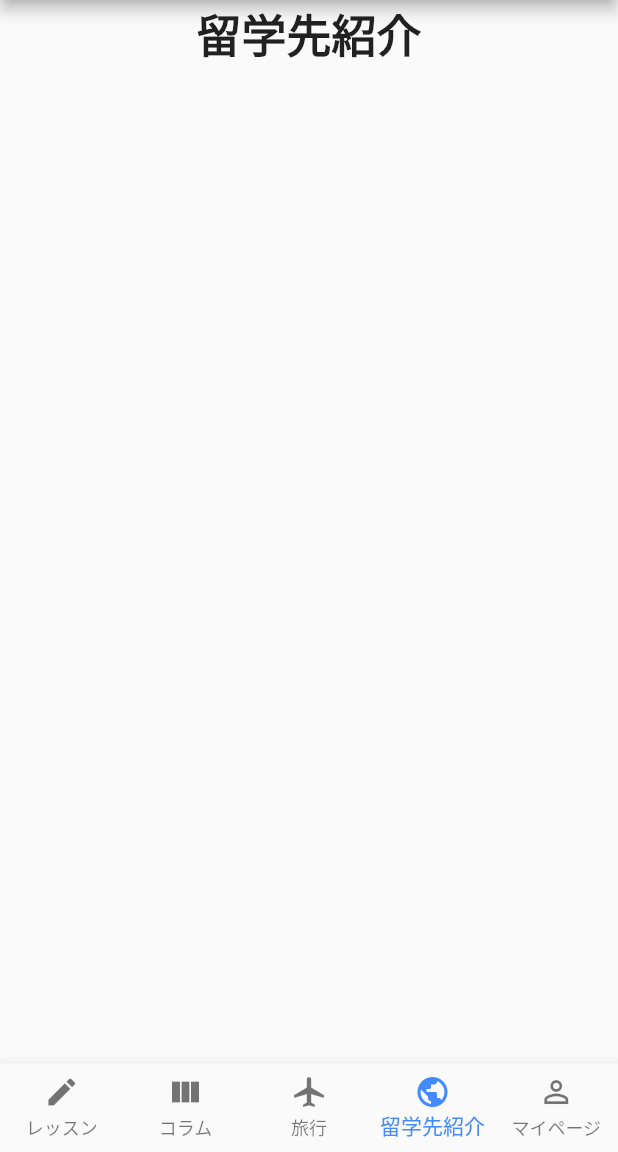
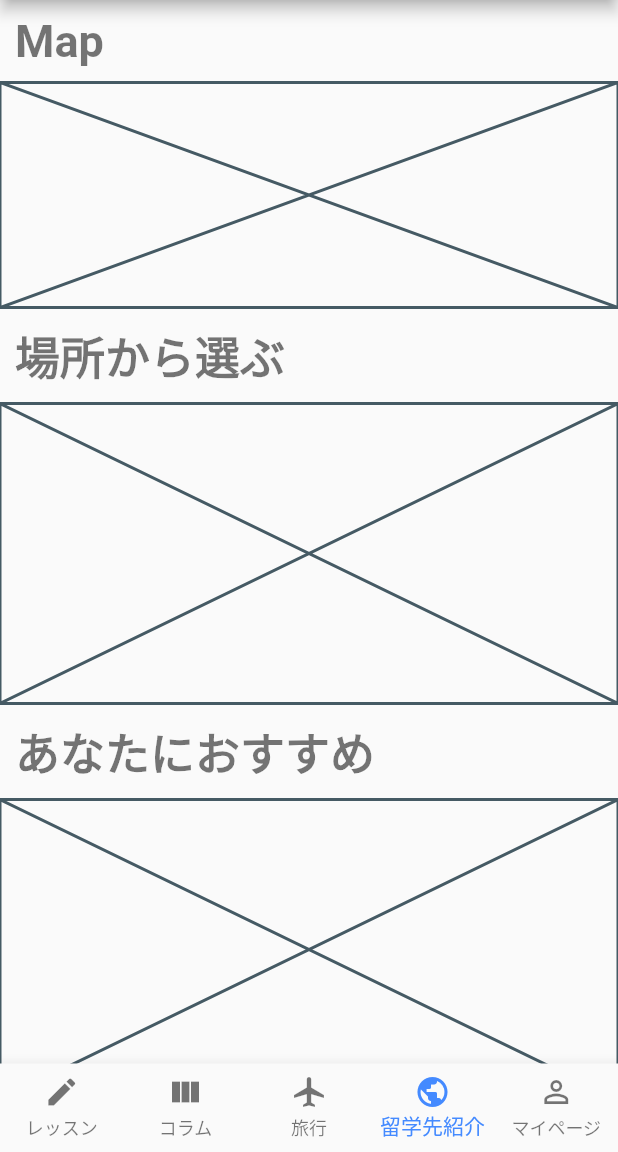
Before and after one commit to world-rize/wr-app, a Flutter app: the screen it shows after launch, swiped to page 4, on a phone screen of 412 x 824 dp, the part 84-1236 px from its top. Run offline on Flutter 3.47's test engine with Material 2 defaults, Android fonts, the phone set to English and light mode, and no system bars; our stand-ins replace assets_audio_player, firebase_auth, getflutter, settings_ui; missing offline and left inert: flappy_search_bar; accounts and stored records are empty; network calls fail.

Commit message:
[Add] agency, column, travel top page mock

```diff
--- a/lib/ui/agency/index.dart
+++ b/lib/ui/agency/index.dart
@@ -3,21 +3,56 @@
 import 'package:flutter/material.dart';
 
 /// `留学先紹介` ページのトップ
-///
-/// **未実装**
 class AgencyIndexPage extends StatelessWidget {
-  static const TextStyle optionStyle =
-      TextStyle(fontSize: 30, fontWeight: FontWeight.bold);
+  final _headLineStyle = TextStyle(
+    fontSize: 30,
+    color: Colors.black54,
+    fontWeight: FontWeight.bold,
+  );
 
   @override
   Widget build(BuildContext context) {
-    return Column(
-      children: const <Widget>[
-        Text(
-          '留学先紹介',
-          style: optionStyle,
-        ),
-      ],
+    return SingleChildScrollView(
+      child: Column(
+        crossAxisAlignment: CrossAxisAlignment.start,
+        children: [
+          // map
+          Padding(
+            padding: EdgeInsets.all(10),
+            child: Text(
+              'Map',
+              style: _headLineStyle,
+            ),
+          ),
+          const Placeholder(
+            fallbackHeight: 150,
+          ),
+
+          // 場所から選ぶ
+          Padding(
+            padding: EdgeInsets.all(10),
+            child: Text(
+              '場所から選ぶ',
+              style: _headLineStyle,
+            ),
+          ),
+          const Placeholder(
+            fallbackHeight: 200,
+          ),
+
+          // あなたにおすすめ
+          Padding(
+            padding: EdgeInsets.all(10),
+            child: Text(
+              'あなたにおすすめ',
+              style: _headLineStyle,
+            ),
+          ),
+          const Placeholder(
+            fallbackHeight: 200,
+          ),
+        ],
+      ),
     );
   }
 }
```
Also changed, not shown: lib/ui/column/index.dart (+39 -19 lines), lib/ui/travel/index.dart (+48 -9 lines).
